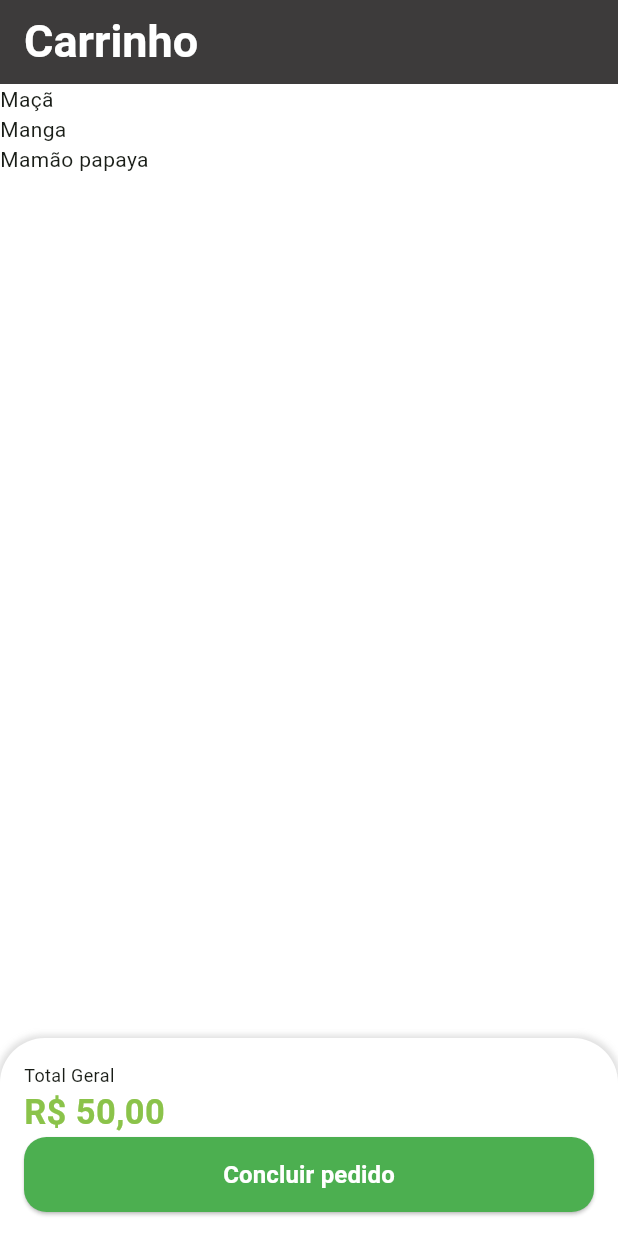
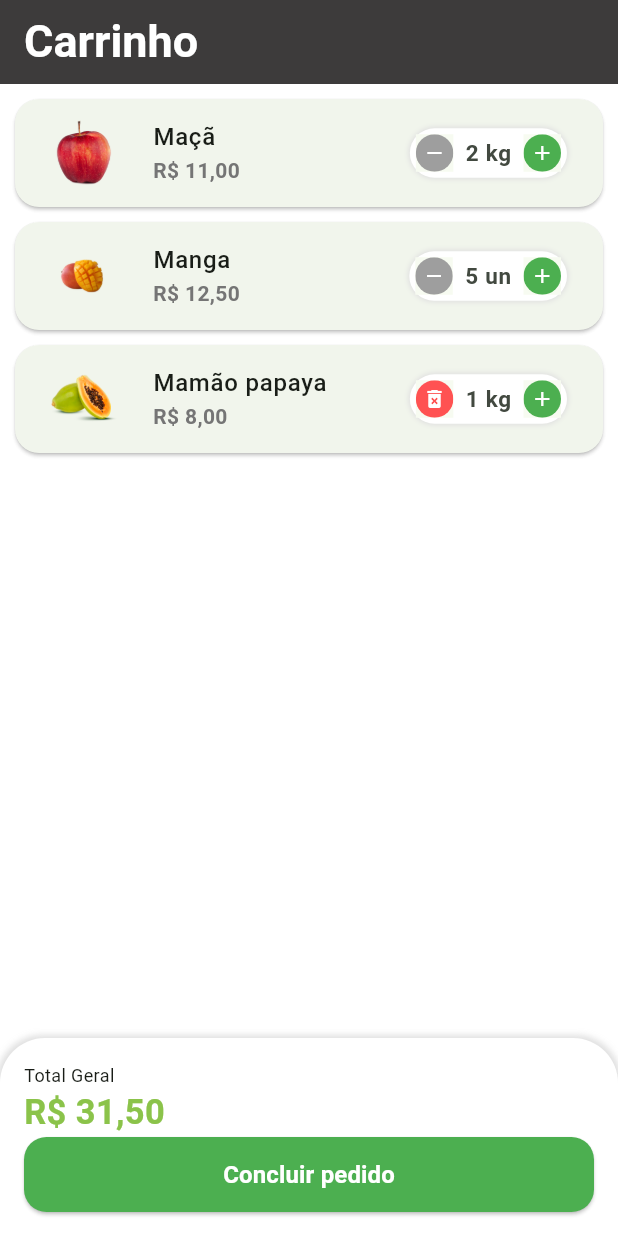
Before and after one commit to TPAlves/curso-flutter, a Flutter app: the CartTab screen opened directly with empty values, on a phone screen of 412 x 824 dp. Run offline on Flutter 3.47's test engine with Material 3 defaults, Android fonts, the phone set to English and light mode, and no system bars; our stand-ins replace animated_text_kit, mask_text_input_formatter; missing offline and left inert: dart:ffi.

Commit message:
feat: adicionando cart tile e atualizando cart tab

```diff
--- a/lib/src/models/cart_item_model.dart
+++ b/lib/src/models/cart_item_model.dart
@@ -1,3 +1,5 @@
+import 'dart:ffi';
+
 import 'package:greengrocer/src/models/item_model.dart';
 
 class CartItemModel {
@@ -5,4 +7,6 @@ class CartItemModel {
   int quantity;
 
   CartItemModel({required this.item, required this.quantity});
+
+  double totalPrice() => item.price * quantity;
 }
--- a/lib/src/pages/cart/cart_tab.dart
+++ b/lib/src/pages/cart/cart_tab.dart
@@ -1,11 +1,35 @@
 import 'package:flutter/material.dart';
 import 'package:greengrocer/src/config/app_data.dart' as appData;
 import 'package:greengrocer/src/config/custom_colors.dart';
+import 'package:greengrocer/src/models/cart_item_model.dart';
+import 'package:greengrocer/src/pages/cart/components/cart_tile.dart';
 import 'package:greengrocer/src/services/utils_services.dart';
 
-class CartTab extends StatelessWidget {
+class CartTab extends StatefulWidget {
   final UtilsServices utilsServices;
+
   const CartTab({super.key, required this.utilsServices});
+
+  @override
+  State<CartTab> createState() => _CartTabState();
+}
+
+class _CartTabState extends State<CartTab> {
+  void removeItemFromCart(CartItemModel cartItem) {
+    setState(() {
+      appData.cartItems.remove(cartItem);
+    });
+  }
+
+  double updateTotalPrice() {
+    double totalCart = 0;
+    setState(() {
+      for (var e in appData.cartItems) {
+        (totalCart += e.totalPrice());
+      }
+    });
+    return totalCart;
+  }
 
   @override
   Widget build(BuildContext context) {
@@ -27,7 +51,12 @@ class CartTab extends StatelessWidget {
             child: ListView.builder(
               itemCount: appData.cartItems.length,
               itemBuilder: (_, index) {
-                return Text(appData.cartItems[index].item.itemName);
+                return CartTile(
+                  cartItem: appData.cartItems[index],
+                  utilsServices: widget.utilsServices,
+                  remove: removeItemFromCart,
+                  updateTotalPrice: updateTotalPrice,
+                );
               },
             ),
           ),
@@ -49,7 +78,7 @@ class CartTab extends StatelessWidget {
               children: [
                 const Text('Total Geral', style: TextStyle(fontSize: 12)),
                 Text(
-                  utilsServices.priceToCurrency(50),
+                  widget.utilsServices.priceToCurrency(updateTotalPrice()),
                   style: TextStyle(
                     fontSize: 23,
                     color: CustomColors.customSwatchColor,
--- /dev/null
+++ b/lib/src/pages/cart/components/cart_tile.dart
@@ -0,0 +1,69 @@
+import 'package:flutter/material.dart';
+import 'package:greengrocer/src/models/cart_item_model.dart';
+import 'package:greengrocer/src/pages/utils/quantity_widget.dart';
+import 'package:greengrocer/src/services/utils_services.dart';
+
+class CartTile extends StatefulWidget {
+  final CartItemModel cartItem;
+  final UtilsServices utilsServices;
+  final Function(CartItemModel) remove;
+  final Function() updateTotalPrice;
+
+  const CartTile({
+    super.key,
+    required this.cartItem,
+    required this.utilsServices,
+    required this.remove,
+    required this.updateTotalPrice,
+  });
+
+  @override
+  State<CartTile> createState() => _CartTileState();
+}
+
+class _CartTileState extends State<CartTile> {
+  @override
+  Widget build(BuildContext context) {
+    return Card(
+      margin: const EdgeInsets.fromLTRB(10, 10, 10, 0),
+      shape: RoundedRectangleBorder(borderRadius: BorderRadius.circular(16)),
+      child: ListTile(
+        // Imagem
+        // A esquerda
+        leading: Image.asset(widget.cartItem.item.image, height: 60, width: 60),
+
+        // Titulo
+        title: Text(
+          widget.cartItem.item.itemName,
+          style: TextStyle(fontWeight: FontWeight.w500),
+        ),
+
+        // Total
+        subtitle: Text(
+          widget.utilsServices.priceToCurrency(widget.cartItem.totalPrice()),
+          style: TextStyle(
+            color: Colors.grey.shade600,
+            fontWeight: FontWeight.bold,
+          ),
+        ),
+
+        // Quantidade
+        // A direita
+        trailing: QuantityWidget(
+          value: widget.cartItem.quantity,
+          unitMeasureText: widget.cartItem.item.unit,
+          result: (quantity) {
+            setState(() {
+              widget.cartItem.quantity = quantity;
+              widget.updateTotalPrice();
+              if (quantity == 0) {
+                widget.remove(widget.cartItem);
+              }
+            });
+          },
+          isRemovable: true,
+        ),
+      ),
+    );
+  }
+}
--- a/lib/src/pages/utils/quantity_widget.dart
+++ b/lib/src/pages/utils/quantity_widget.dart
@@ -4,16 +4,19 @@ class QuantityWidget extends StatelessWidget {
   final int value;
   final String unitMeasureText;
   final Function(int quantity) result;
+  final bool isRemovable;
 
   const QuantityWidget({
     super.key,
     required this.value,
     required this.unitMeasureText,
     required this.result,
+    this.isRemovable = false,
   });
 
   @override
   Widget build(BuildContext context) {
+    bool validateButtonQuantity = !isRemovable || value > 1;
     return Container(
       padding: const EdgeInsets.all(4),
       decoration: BoxDecoration(
@@ -28,12 +31,14 @@ class QuantityWidget extends StatelessWidget {
         ],
       ),
       child: Row(
+        mainAxisSize: MainAxisSize.min,
         children: [
           _QuantityButton(
-            icon: Icons.remove,
-            color: Colors.grey,
+            icon: validateButtonQuantity ? Icons.remove : Icons.delete_forever,
+            color: validateButtonQuantity ? Colors.grey : Colors.redAccent,
             onPressed: () {
-              int resultCount = value > 1 ? value - 1 : value;
+              if (value == 1 && !isRemovable) return;
+              int resultCount = value == 0 ? value : value - 1;
               result(resultCount);
             },
           ),
```
